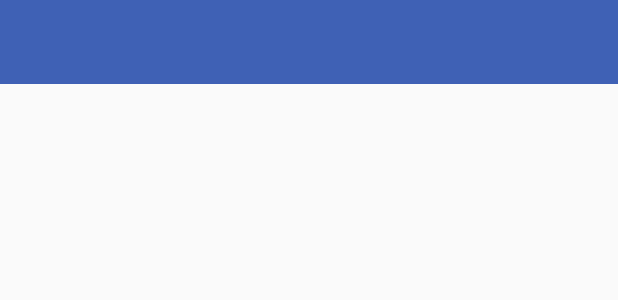
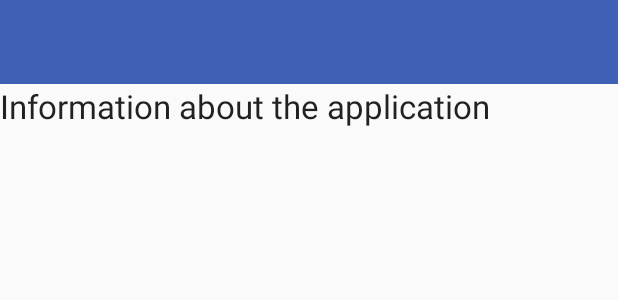
Before and after one commit to august3sas/put_trail_application, an Android app: the layout activity_action.xml on its own in the app's theme, with its tools: preview values and no code run, on a phone screen of 412 x 824 dp. Shown: the top 300 px of the screen. Run offline under Robolectric (Android 15) with nearby library versions, the phone set to English and light mode, and no system bars.

Commit message:
button up

```diff
--- a/SzlakiTurystyczne/app/src/main/java/mob/lab/inf151871inf151835/Trail.kt
+++ b/SzlakiTurystyczne/app/src/main/java/mob/lab/inf151871inf151835/Trail.kt
@@ -6,7 +6,7 @@ import android.widget.ListView
 class Trail(
     private var id: Int, //identyfikator szlaku
     private var name: String, //nazwa szlaku
-     private var stages: String, //etapy szlaki
+    private var stages: String, //etapy szlaku
     private var length: Double, //długość szlaku
     private var time: Double, //czas przejścia szlaku
     private var type: Int, //typ szlaku (0 - wszystkie, 1 - BG, 2 - Polica)
--- a/SzlakiTurystyczne/app/src/main/java/mob/lab/inf151871inf151835/TrailDetailActivity.kt
+++ b/SzlakiTurystyczne/app/src/main/java/mob/lab/inf151871inf151835/TrailDetailActivity.kt
@@ -70,8 +70,6 @@ class TrailDetailActivity : AppCompatActivity() {
         val intent = Intent(Intent.ACTION_SEND)
         intent.setType("text/plain")
         intent.putExtra(Intent.EXTRA_TEXT, text)
-        //val menuItem: MenuItem = findViewById(R.id.action_share)
-        //val shareActionProvider: ShareActionProvider = MenuItemCompat.getActionProvider(menuItem) as ShareActionProvider
         shareActionProvider.setShareIntent(intent)
     }
     override fun onCreateOptionsMenu(menu: Menu?): Boolean {
@@ -85,7 +83,6 @@ class TrailDetailActivity : AppCompatActivity() {
     override fun onOptionsItemSelected(item: MenuItem): Boolean {
         return when (item.getItemId()) {
             R.id.action_action -> {
-                // Code executed when the action_create_order item is clicked
                 val intent = Intent(this, ActionActivity::class.java)
                 startActivity(intent)
                 true
--- a/SzlakiTurystyczne/app/src/main/java/mob/lab/inf151871inf151835/TrailDetailFragment.kt
+++ b/SzlakiTurystyczne/app/src/main/java/mob/lab/inf151871inf151835/TrailDetailFragment.kt
@@ -77,7 +77,6 @@ class TrailDetailFragment : Fragment() {
 
             val name = view.findViewById(R.id.trail_text) as TextView
             name.text = trail.getName()
-            //println(name.text)
 
             val trailImage: Int = Trail.trails[trailId.toInt()].getImageResourceId()
 
--- a/SzlakiTurystyczne/app/src/main/java/mob/lab/inf151871inf151835/TrailListFragment.kt
+++ b/SzlakiTurystyczne/app/src/main/java/mob/lab/inf151871inf151835/TrailListFragment.kt
@@ -39,8 +39,6 @@ class TrailListFragment : ListFragment() {
     }
 
     override fun onListItemClick(listView: ListView, itemView: View, position: Int, id: Long){
-        //super.onListItemClick(listView, itemView, position, id)
-        //listener?.itemClicked(id)
         if (listener != null){
             listener!!.itemClicked(id)
         }
--- a/SzlakiTurystyczne/app/src/main/res/layout-large/activity_main.xml
+++ b/SzlakiTurystyczne/app/src/main/res/layout-large/activity_main.xml
@@ -24,7 +24,7 @@
                 <com.google.android.material.appbar.AppBarLayout
                     android:layout_width="match_parent"
                     android:layout_height="350dp"
-                    android:theme="@style/ThemeOverlay.AppCompat.Dark.ActionBar" >
+                    android:theme="@style/Theme.SzlakiTurystyczne" >
 
                     <com.google.android.material.appbar.CollapsingToolbarLayout
                         app:layout_scrollFlags="scroll|exitUntilCollapsed"
--- a/SzlakiTurystyczne/app/src/main/res/layout/activity_action.xml
+++ b/SzlakiTurystyczne/app/src/main/res/layout/activity_action.xml
@@ -5,11 +5,19 @@
     android:layout_width="match_parent"
     android:layout_height="match_parent"
     tools:context=".ActionActivity"
-    android:theme="@style/Theme.SzlakiTurystyczne">
+    android:theme="@style/Theme.SzlakiTurystyczne"
+    android:orientation="vertical">
     <include
         layout="@layout/toolbar_main"
         android:id="@+id/toolbar"
         />
+    <TextView
+        android:id="@+id/action_text"
+        android:layout_width="match_parent"
+        android:layout_height="wrap_content"
+        android:textAppearance="?android:attr/textAppearanceLarge"
+        android:text="Information about the application"
+        />
 
 
 </LinearLayout>
--- a/SzlakiTurystyczne/app/src/main/res/values-night/themes.xml
+++ b/SzlakiTurystyczne/app/src/main/res/values-night/themes.xml
@@ -1,16 +1,11 @@
 <resources xmlns:tools="http://schemas.android.com/tools">
-    <!-- Base application theme. -->
     <style name="Theme.SzlakiTurystyczne" parent="Theme.MaterialComponents.DayNight.DarkActionBar">
-        <!-- Primary brand color. -->
         <item name="colorPrimary">@color/purple_200</item>
         <item name="colorPrimaryVariant">@color/purple_700</item>
         <item name="colorOnPrimary">@color/black</item>
-        <!-- Secondary brand color. -->
         <item name="colorSecondary">@color/teal_200</item>
         <item name="colorSecondaryVariant">@color/teal_200</item>
         <item name="colorOnSecondary">@color/black</item>
-        <!-- Status bar color. -->
         <item name="android:statusBarColor">?attr/colorPrimaryVariant</item>
-        <!-- Customize your theme here. -->
     </style>
 </resources>
--- a/SzlakiTurystyczne/app/src/main/res/values/styles.xml
+++ b/SzlakiTurystyczne/app/src/main/res/values/styles.xml
@@ -8,9 +8,7 @@
     <style name="ExpandedAppBar" parent="@style/TextAppearance.Design.CollapsingToolbar.Expanded">
         <item name="android:textSize">24sp</item>
         <item name="android:textColor">@android:color/white</item>
-        <item name="android:maxLines">2</item> <!-- Allows text wrapping for up to 2 lines -->
-        <!-- If you want to use ellipsize, you can add the following line -->
-        <!-- <item name="android:ellipsize">end</item> -->
+        <item name="android:maxLines">2</item>
         <item name="android:shadowColor">@android:color/black</item>
         <item name="android:shadowDx">0</item>
         <item name="android:shadowDy">0</item>
@@ -18,9 +16,7 @@
     </style>
 
     <style name="CollapsedAppBar" parent="TextAppearance.AppCompat.Widget.ActionBar.Title">
-        <!-- Customize your style here -->
         <item name="android:textSize">20sp</item>
         <item name="android:textColor">@android:color/white</item>
-        <!-- Add more styling attributes if needed -->
     </style>
 </resources>
```
Also changed, not shown: SzlakiTurystyczne/app/src/main/java/mob/lab/inf151871inf151835/MainActivity.kt (+10 -6 lines).
